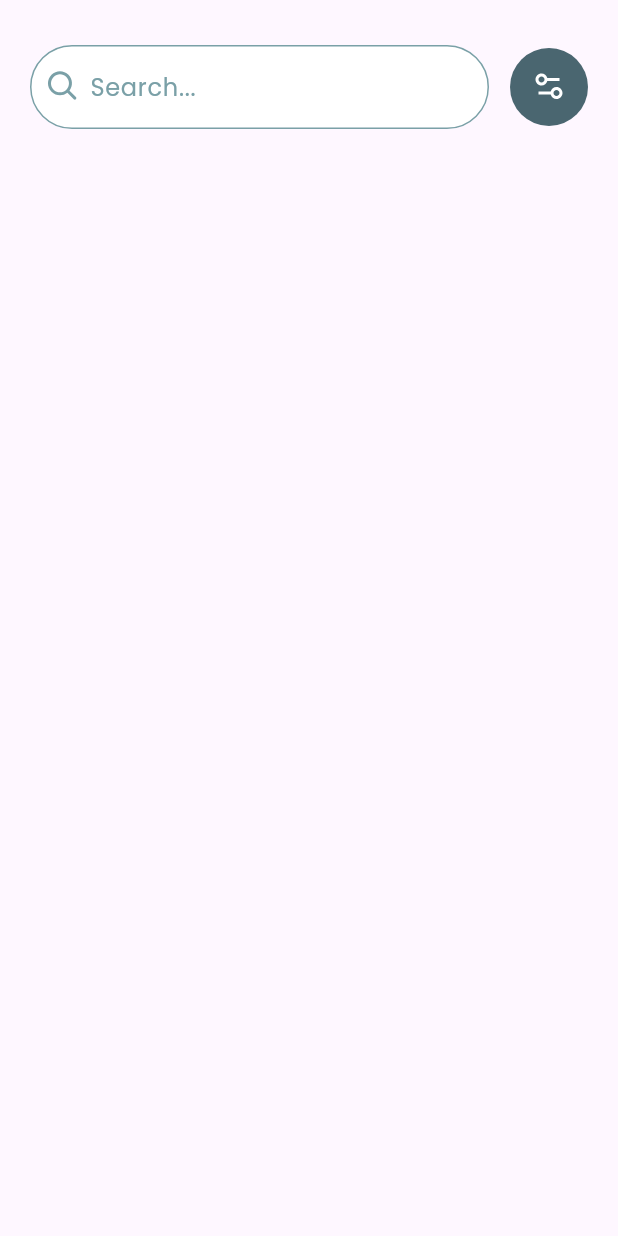
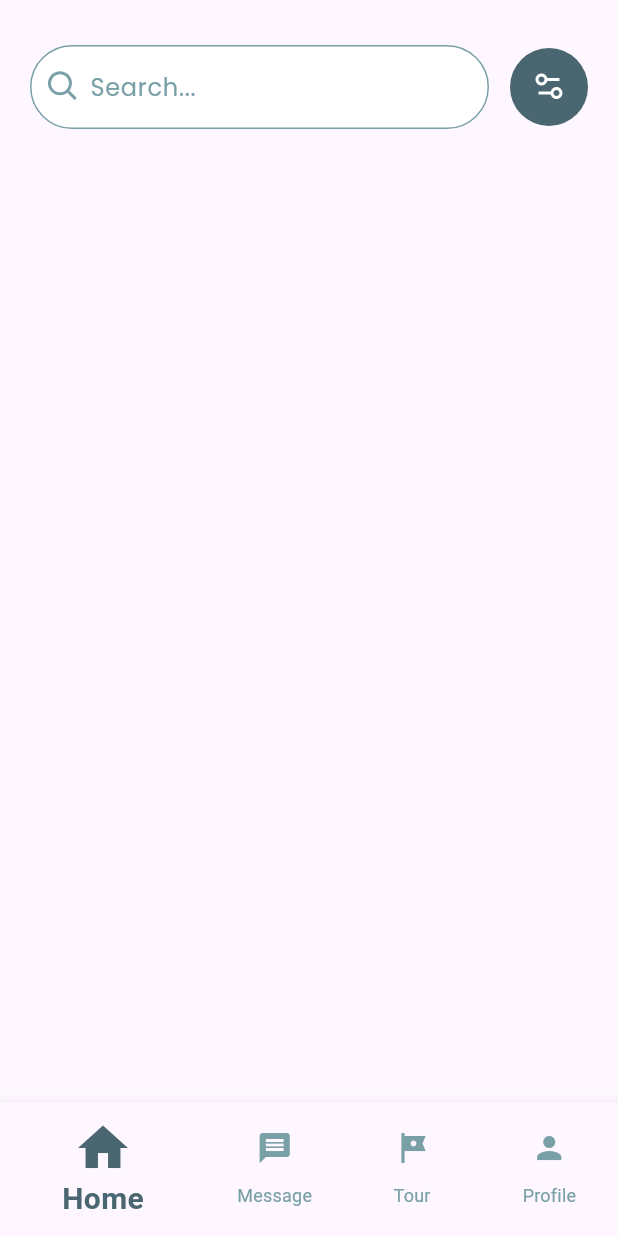
Before and after one commit to ftoome545/TravelMate-project, a Flutter app: the screen it shows after launch, on a phone screen of 412 x 824 dp. Run offline on Flutter 3.47's test engine with Material 3 defaults, Android fonts, the phone set to English and light mode, and no system bars; our stand-ins replace flutter_svg.

Commit message:
create the bottomNavigationBar

```diff
--- a/lib/view/dashboard_view.dart
+++ b/lib/view/dashboard_view.dart
@@ -1,6 +1,6 @@
 import 'package:flutter/material.dart';
 import 'package:travel_mate/widgets/adaptive_layout_widget.dart';
-import 'package:travel_mate/widgets/home_screen.dart';
+import 'package:travel_mate/widgets/navigation_screen.dart';
 import 'package:travel_mate/widgets/mobile_layout.dart';
 
 class DashboardView extends StatelessWidget {
@@ -10,7 +10,7 @@ class DashboardView extends StatelessWidget {
   Widget build(BuildContext context) {
     return Scaffold(
       body: AdaptiveLayout(
-          mobileLayout: (context) => const HomeScreen(),
+          mobileLayout: (context) => const NavigationScreen(),
           tabletLayout: (context) => const SizedBox(),
           desktopLayout: (context) => const SizedBox()),
     );
--- a/lib/widgets/home_screen.dart
+++ b/lib/widgets/home_screen.dart
@@ -1,5 +1,3 @@
-import 'dart:ui';
-
 import 'package:flutter/material.dart';
 import 'package:travel_mate/widgets/filter_icon.dart';
 import 'package:travel_mate/widgets/home_search_bar.dart';
--- /dev/null
+++ b/lib/widgets/navigation_screen.dart
@@ -0,0 +1,61 @@
+import 'package:flutter/material.dart';
+import 'package:travel_mate/widgets/home_screen.dart';
+import 'package:travel_mate/widgets/messages_screen.dart';
+import 'package:travel_mate/widgets/profile_screen.dart';
+import 'package:travel_mate/widgets/tour_screen.dart';
+
+class NavigationScreen extends StatefulWidget {
+  const NavigationScreen({super.key});
+
+  @override
+  State<NavigationScreen> createState() => _NavigationScreenState();
+}
+
+class _NavigationScreenState extends State<NavigationScreen> {
+  int _selectedIndex = 0;
+  PageController _pageController = PageController();
+
+  void _onItemTapped(int index) {
+    setState(() {
+      _selectedIndex = index;
+    });
+
+    _pageController.jumpToPage(index);
+  }
+
+  @override
+  Widget build(BuildContext context) {
+    return Scaffold(
+        body: PageView(
+          controller: _pageController,
+          onPageChanged: (index) {
+            _selectedIndex = index;
+          },
+          children: const [
+            HomeScreen(),
+            MessagesScreen(),
+            TourScreen(),
+            ProfileScreen(),
+          ],
+        ),
+        bottomNavigationBar: BottomNavigationBar(
+            currentIndex: _selectedIndex,
+            onTap: _onItemTapped,
+            selectedFontSize: 20,
+            selectedIconTheme:
+                const IconThemeData(color: Color(0xff4A6670), size: 40),
+            selectedLabelStyle: const TextStyle(fontWeight: FontWeight.bold),
+            selectedItemColor: const Color(0xff4A6670),
+            showUnselectedLabels: true,
+            unselectedIconTheme: const IconThemeData(color: Color(0xff7AA0A7)),
+            unselectedItemColor: const Color(0xff7AA0A7),
+            items: const <BottomNavigationBarItem>[
+              BottomNavigationBarItem(icon: Icon(Icons.home), label: 'Home'),
+              BottomNavigationBarItem(
+                  icon: Icon(Icons.message), label: 'Message'),
+              BottomNavigationBarItem(icon: Icon(Icons.tour), label: 'Tour'),
+              BottomNavigationBarItem(
+                  icon: Icon(Icons.person), label: 'Profile'),
+            ]));
+  }
+}
```
Also changed, not shown: lib/widgets/messages_screen.dart (added, +10 -0 lines), lib/widgets/profile_screen.dart (added, +10 -0 lines), lib/widgets/tour_screen.dart (added, +10 -0 lines), assets/images/home_icon.svg.
